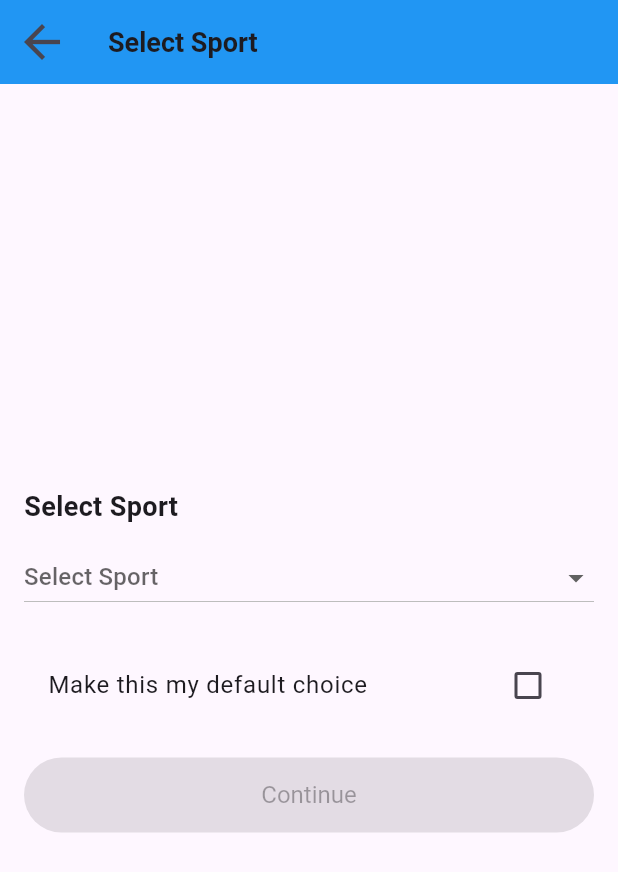
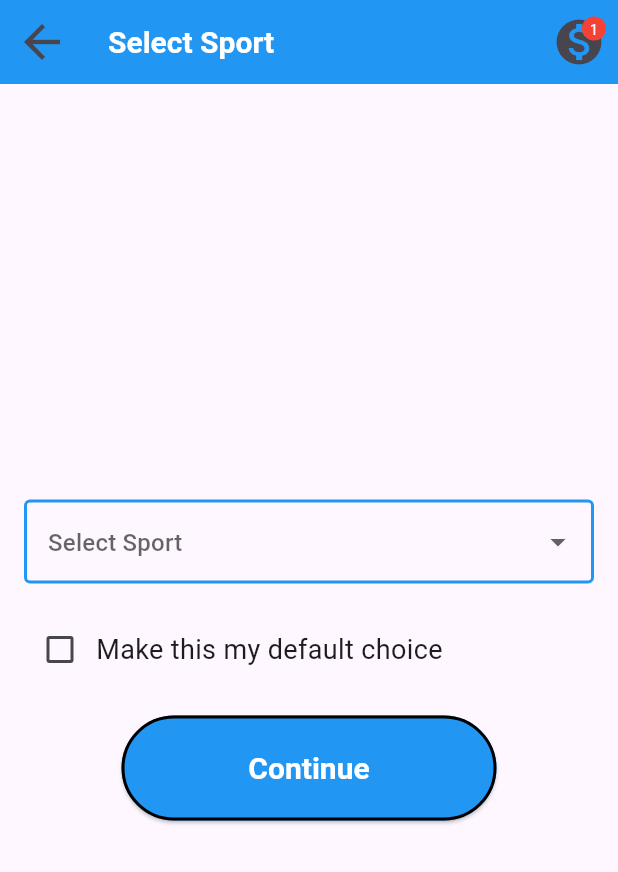
Before and after one commit to FatEarl/efficials_web_app_4, a Flutter app: the screen it shows after launch, after a tap on the "menu" icon, after a tap on the "monetization on" icon, after a tap on the "add" icon, on a phone screen of 412 x 824 dp. Shown: the top 872 px of the screen. Run offline on Flutter 3.47's test engine with Material 3 defaults, Android fonts, the light colour scheme and no system bars.

Commit message:
Finished SelectSport screen

```diff
--- a/lib/main.dart
+++ b/lib/main.dart
@@ -16,30 +16,34 @@ class EfficialsApp extends StatelessWidget {
         primarySwatch: Colors.blue,
         useMaterial3: true,
         appBarTheme: const AppBarTheme(
-          backgroundColor: Color(0xFF2196F3), // Blue from PDF
-          iconTheme: IconThemeData(
-            size: 36,
-          ), // Larger icons in app bar (increased from 30 to 36)
+          backgroundColor: Color(0xFF2196F3),
+          iconTheme: IconThemeData(size: 36),
+          titleTextStyle: TextStyle(
+            color: Colors.white,
+            fontSize: 20,
+            fontWeight: FontWeight.bold,
+          ),
         ),
         floatingActionButtonTheme: const FloatingActionButtonThemeData(
-          backgroundColor: Color(0xFF2196F3), // Blue FAB
-          foregroundColor: Colors.white, // White icon/text
-          iconSize: 30, // FAB "+" icon size
+          backgroundColor: Color(0xFF2196F3),
+          foregroundColor: Colors.white,
+          iconSize: 30,
         ),
         elevatedButtonTheme: ElevatedButtonThemeData(
           style: ElevatedButton.styleFrom(
-            minimumSize: const Size(double.infinity, 50), // Uniform button size
+            backgroundColor: const Color(0xFF2196F3),
+            foregroundColor: Colors.white,
+            side: const BorderSide(color: Colors.black, width: 2),
+            minimumSize: const Size(double.infinity, 50),
             textStyle: const TextStyle(
-              fontSize: 16,
-            ), // Uniform button text size
+              fontSize: 20,
+              fontWeight: FontWeight.bold,
+            ), // Updated font size and weight
           ),
         ),
         textTheme: const TextTheme(
-          bodyMedium: TextStyle(fontSize: 18), // Default text size
-          titleLarge: TextStyle(
-            fontSize: 18,
-            fontWeight: FontWeight.bold,
-          ), // For headings
+          bodyMedium: TextStyle(fontSize: 18),
+          titleLarge: TextStyle(fontSize: 18, fontWeight: FontWeight.bold),
         ),
       ),
       home: const SchedulerHomeScreen(),
--- a/lib/screens/create_game_screen.dart
+++ /dev/null
@@ -1,89 +0,0 @@
-import 'package:flutter/material.dart';
-
-class CreateGameScreen extends StatefulWidget {
-  const CreateGameScreen({super.key});
-
-  @override
-  State<CreateGameScreen> createState() => _CreateGameScreenState();
-}
-
-class _CreateGameScreenState extends State<CreateGameScreen> {
-  String? _selectedSport;
-  bool _isDefaultChoice = false;
-
-  final List<String> _sports = [
-    'Baseball',
-    'Basketball',
-    'Football',
-    'Softball',
-  ];
-
-  @override
-  Widget build(BuildContext context) {
-    return Scaffold(
-      appBar: AppBar(title: const Text('Select Sport')),
-      body: Center(
-        child: ConstrainedBox(
-          constraints: const BoxConstraints(maxWidth: 600),
-          child: Padding(
-            padding: const EdgeInsets.all(16.0),
-            child: Column(
-              mainAxisAlignment: MainAxisAlignment.center,
-              crossAxisAlignment: CrossAxisAlignment.start,
-              children: [
-                const Text(
-                  'Select Sport',
-                  style: TextStyle(fontSize: 18, fontWeight: FontWeight.bold),
-                ),
-                const SizedBox(height: 10),
-                DropdownButton<String>(
-                  value: _selectedSport,
-                  hint: const Text('Select Sport'),
-                  isExpanded: true,
-                  items:
-                      _sports.map((sport) {
-                        return DropdownMenuItem<String>(
-                          value: sport,
-                          child: Text(sport),
-                        );
-                      }).toList(),
-                  onChanged: (value) {
-                    setState(() {
-                      _selectedSport = value;
-                    });
-                  },
-                ),
-                const SizedBox(height: 20),
-                CheckboxListTile(
-                  title: const Text('Make this my default choice'),
-                  value: _isDefaultChoice,
-                  onChanged: (value) {
-                    setState(() {
-                      _isDefaultChoice = value ?? false;
-                    });
-                  },
-                ),
-                const SizedBox(height: 20),
-                ElevatedButton(
-                  onPressed:
-                      _selectedSport == null
-                          ? null
-                          : () {
-                            ScaffoldMessenger.of(context).showSnackBar(
-                              SnackBar(
-                                content: Text(
-                                  'Sport: $_selectedSport\nDefault: $_isDefaultChoice',
-                                ),
-                              ),
-                            );
-                          },
-                  child: const Text('Continue'),
-                ),
-              ],
-            ),
-          ),
-        ),
-      ),
-    );
-  }
-}
--- a/lib/screens/scheduler_home_screen.dart
+++ b/lib/screens/scheduler_home_screen.dart
@@ -1,5 +1,5 @@
 import 'package:flutter/material.dart';
-import 'package:efficials_web_app_4/screens/create_game_screen.dart';
+import 'package:efficials_web_app_4/screens/select_sport_screen.dart';
 
 class SchedulerHomeScreen extends StatefulWidget {
   const SchedulerHomeScreen({super.key});
@@ -176,7 +176,7 @@ class _SchedulerHomeScreenState extends State<SchedulerHomeScreen> {
         onPressed: () {
           Navigator.push(
             context,
-            MaterialPageRoute(builder: (context) => const CreateGameScreen()),
+            MaterialPageRoute(builder: (context) => const SelectSportScreen()),
           );
         },
         child: const Icon(Icons.add),
--- /dev/null
+++ b/lib/screens/select_sport_screen.dart
@@ -0,0 +1,165 @@
+import 'package:flutter/material.dart';
+
+class SelectSportScreen extends StatefulWidget {
+  const SelectSportScreen({super.key});
+
+  @override
+  State<SelectSportScreen> createState() => _SelectSportScreenState();
+}
+
+class _SelectSportScreenState extends State<SelectSportScreen> {
+  String? selectedSport;
+  bool isDefaultChoice = false;
+  static String? _defaultSport;
+
+  @override
+  void initState() {
+    super.initState();
+    print('Initializing SelectSportScreen');
+    if (_defaultSport != null && isDefaultChoice) {
+      selectedSport = _defaultSport;
+      print('Default sport loaded: $_defaultSport');
+    }
+  }
+
+  @override
+  Widget build(BuildContext context) {
+    return Scaffold(
+      appBar: AppBar(
+        leading: IconButton(
+          icon: const Icon(Icons.arrow_back),
+          onPressed: () => Navigator.pop(context),
+        ),
+        title: const Text('Select Sport'),
+        actions: [
+          Stack(
+            alignment: Alignment.topRight,
+            children: [
+              IconButton(
+                icon: const Icon(Icons.monetization_on),
+                onPressed: () {
+                  ScaffoldMessenger.of(
+                    context,
+                  ).showSnackBar(const SnackBar(content: Text('Tokens: 1')));
+                },
+              ),
+              Positioned(
+                right: 8,
+                top: 8,
+                child: Container(
+                  padding: const EdgeInsets.all(2),
+                  decoration: const BoxDecoration(
+                    color: Colors.red,
+                    shape: BoxShape.circle,
+                  ),
+                  constraints: const BoxConstraints(
+                    minWidth: 16,
+                    minHeight: 16,
+                  ),
+                  child: const Text(
+                    '1',
+                    style: TextStyle(color: Colors.white, fontSize: 10),
+                    textAlign: TextAlign.center,
+                  ),
+                ),
+              ),
+            ],
+          ),
+        ],
+      ),
+      body: Padding(
+        padding: const EdgeInsets.all(16.0),
+        child: Center(
+          child: ConstrainedBox(
+            constraints: const BoxConstraints(maxWidth: 600),
+            child: Column(
+              mainAxisAlignment: MainAxisAlignment.center,
+              children: [
+                DropdownButtonFormField<String>(
+                  decoration: const InputDecoration(
+                    border: OutlineInputBorder(
+                      borderSide: BorderSide(color: Colors.blue, width: 2.0),
+                    ),
+                    enabledBorder: OutlineInputBorder(
+                      borderSide: BorderSide(color: Colors.blue, width: 2.0),
+                    ),
+                    focusedBorder: OutlineInputBorder(
+                      borderSide: BorderSide(color: Colors.blue, width: 2.0),
+                    ),
+                    errorBorder: OutlineInputBorder(
+                      borderSide: BorderSide(color: Colors.blue, width: 2.0),
+                    ),
+                    disabledBorder: OutlineInputBorder(
+                      borderSide: BorderSide(color: Colors.blue, width: 2.0),
+                    ),
+                    hintText: 'Select Sport',
+                  ),
+                  value: selectedSport,
+                  onChanged:
+                      (String? newValue) =>
+                          setState(() => selectedSport = newValue),
+                  items:
+                      ['Baseball', 'Basketball', 'Football', 'Softball']
+                          .map(
+                            (value) => DropdownMenuItem<String>(
+                              value: value,
+                              child: Text(value),
+                            ),
+                          )
+                          .toList(),
+                ),
+                const SizedBox(height: 20),
+                Row(
+                  children: [
+                    Checkbox(
+                      value: isDefaultChoice,
+                      onChanged: (bool? value) {
+                        print('Default choice changed to: $value');
+                        if (value != null)
+                          setState(() => isDefaultChoice = value);
+                      },
+                    ),
+                    const Text('Make this my default choice'),
+                  ],
+                ),
+                const SizedBox(height: 20),
+                ElevatedButton(
+                  onPressed: () {
+                    if (selectedSport != null) {
+                      if (isDefaultChoice) {
+                        _defaultSport = selectedSport;
+                        print('Default sport set to: $_defaultSport');
+                      }
+                      print(
+                        'Selected sport: $selectedSport, Default choice: $isDefaultChoice',
+                      );
+                      ScaffoldMessenger.of(context).showSnackBar(
+                        SnackBar(
+                          content: Text(
+                            'Sport: $selectedSport\nDefault: $isDefaultChoice',
+                          ),
+                        ),
+                      );
+                    } else {
+                      ScaffoldMessenger.of(context).showSnackBar(
+                        const SnackBar(
+                          content: Text(
+                            'Please select a sport before continuing!',
+                          ),
+                        ),
+                      );
+                    }
+                  },
+                  style: ElevatedButton.styleFrom(
+                    minimumSize: const Size(250, 70),
+                  ),
+                  child: const Text('Continue'),
+                ),
+              ],
+            ),
+          ),
+        ),
+      ),
+    );
+  }
+}
```
